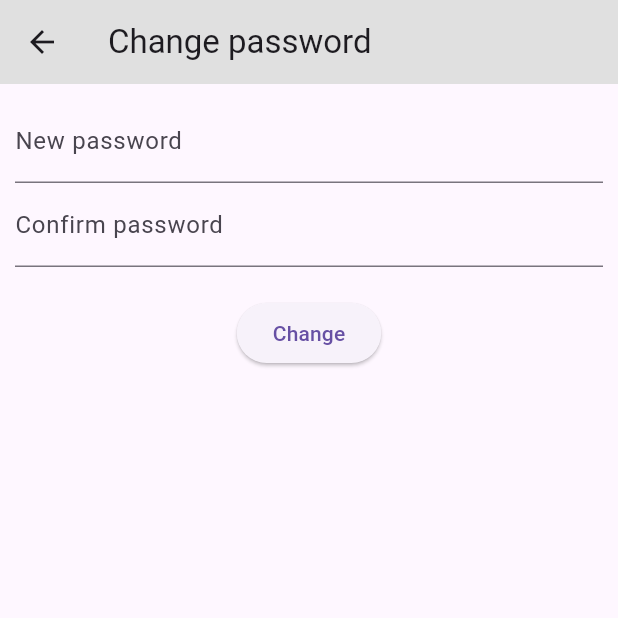
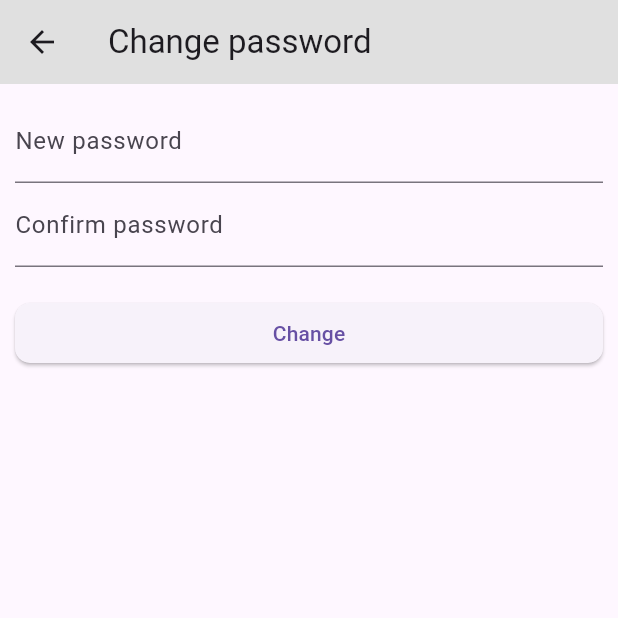
Before and after one commit to HuyyCP/OnlineForum_FE, a Flutter app: the ChangePasswordPage screen opened by its route, on a phone screen of 412 x 824 dp, the top half of it. Run offline on Flutter 3.47's test engine with Material 3 defaults, Android fonts, the phone set to English and light mode, and no system bars; our stand-ins replace email_validator, shared_preferences; accounts and stored records are empty; network calls fail.

Commit message:
update button ui

```diff
--- a/lib/views/account_page.dart
+++ b/lib/views/account_page.dart
@@ -89,7 +89,13 @@ class _AccountPageState extends State<AccountPage> {
                       ),
                       Container(
                         margin: const EdgeInsets.only(top: 20),
+                        width: double.infinity,
                         child: ElevatedButton(
+                          style: ElevatedButton.styleFrom(
+                            shape: RoundedRectangleBorder(
+                              borderRadius: BorderRadius.circular(10)
+                            )
+                          ),
                           onPressed: () async {
                             if(_formKey.currentState!.validate()) {
                               String name = nameController.text;
--- a/lib/views/change_password_page.dart
+++ b/lib/views/change_password_page.dart
@@ -48,8 +48,15 @@ class _ChangePasswordPageState extends State<ChangePasswordPage> {
                   labelText: "Confirm password"
                 ),
               ),
-              const SizedBox(height: 20),
-              ElevatedButton(
+              Container(
+                margin: const EdgeInsets.only(top: 20),
+                width: double.infinity,
+                child: ElevatedButton(
+                  style: ElevatedButton.styleFrom(
+                    shape: RoundedRectangleBorder(
+                      borderRadius: BorderRadius.circular(10)
+                    )
+                  ),
                   onPressed: () async {
                     if(_formKey.currentState!.validate()) {
                       String newpw = newpwController.text;
@@ -104,7 +111,8 @@ class _ChangePasswordPageState extends State<ChangePasswordPage> {
                       }
                     }
                   },
-                child: const Text("Change"))
+                  child: const Text("Change")),
+              )
             ],
           ),
         )
--- a/lib/views/login_page.dart
+++ b/lib/views/login_page.dart
@@ -55,7 +55,13 @@ class _LoginPageState extends State<LoginPage> {
                     ),
                     Container(
                       margin: const EdgeInsets.only(top: 20),
+                      width: double.infinity,
                       child: ElevatedButton(
+                        style: ElevatedButton.styleFrom(
+                          shape: RoundedRectangleBorder(
+                            borderRadius: BorderRadius.circular(10)
+                          )
+                        ),
                         onPressed: () async {
                           if(_formKey.currentState!.validate()) {
                             String username = usernameController.text;
--- a/lib/views/register_page.dart
+++ b/lib/views/register_page.dart
@@ -107,7 +107,13 @@ class _RegisterPageState extends State<RegisterPage> {
                     ),
                     Container(
                       margin: const EdgeInsets.only(top: 20),
+                      width: double.infinity,
                       child: ElevatedButton(
+                        style: ElevatedButton.styleFrom(
+                          shape: RoundedRectangleBorder(
+                            borderRadius: BorderRadius.circular(10)
+                          )
+                        ),
                         onPressed: () async {
                           if(_formKey.currentState!.validate()) {
                             String name = nameController.text;
```
Also changed, not shown: lib/views/add_post_page.dart (+11 -1 lines). Lines whose indentation alone changed are shown as unchanged.
